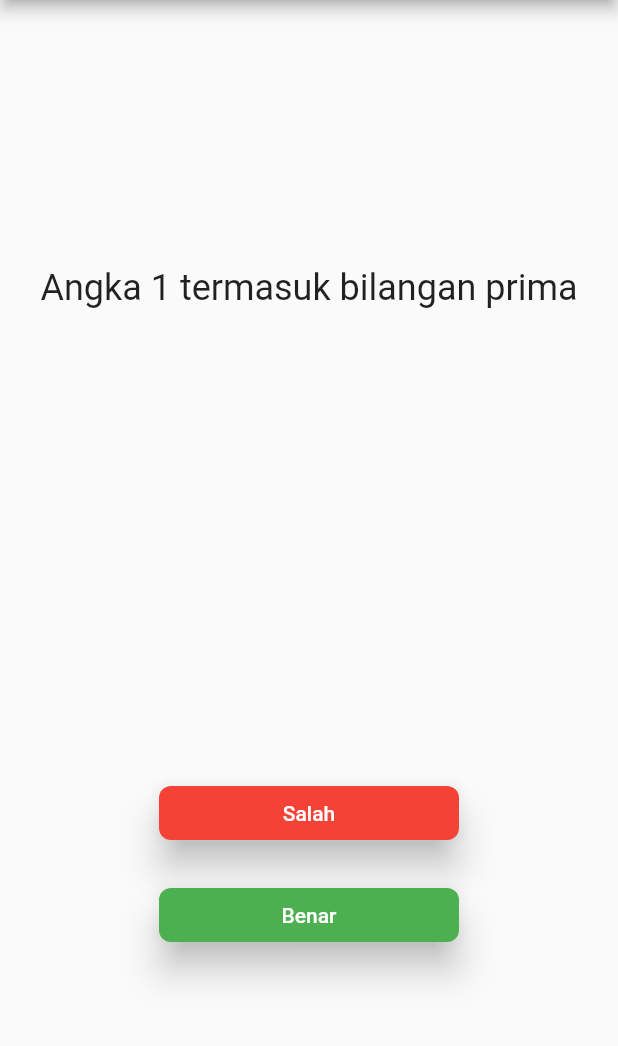
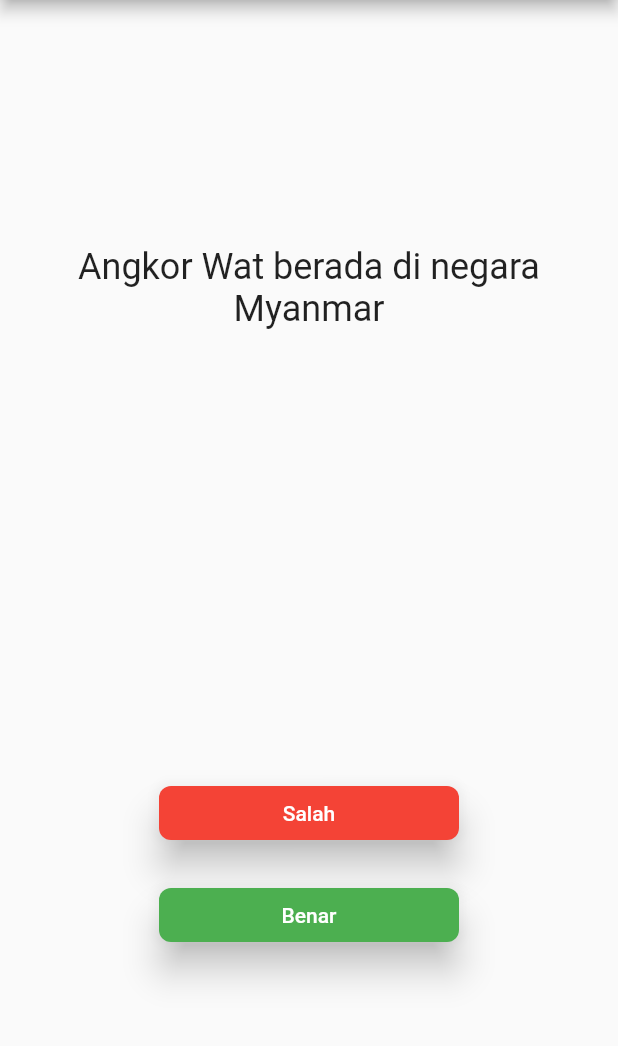
Before and after one commit to syaiful919/flutter-benar_salah, a Flutter app: the QuizPage screen opened directly, on a phone screen of 412 x 824 dp, the part 84-1130 px from its top. Run offline on Flutter 3.47's test engine with Material 2 defaults, Android fonts, the phone set to English and light mode, and no system bars.

Commit message:
update logic at QuizBody

```diff
--- a/lib/ui/pages/quiz/widget/quiz_body.dart
+++ b/lib/ui/pages/quiz/widget/quiz_body.dart
@@ -1,5 +1,6 @@
-import 'package:benar_salah/core/model/quiz.dart';
 import 'package:benar_salah/ui/pages/quiz_result/quiz_result_page.dart';
+import 'package:benar_salah/ui/state/quiz_state_scope.dart';
+import 'package:benar_salah/ui/state/quiz_state_widget.dart';
 import 'package:flutter/material.dart';
 import 'package:benar_salah/ui/widget/base_button.dart';
 
@@ -7,9 +8,12 @@ class QuizBody extends StatelessWidget {
   const QuizBody({Key? key}) : super(key: key);
 
   void _selectAnswer(BuildContext context, bool isCorrect) {
-    // TODO: add action
+    QuizStateWidget.of(context).selectAnswer(isCorrect);
 
-    _goToResultPage(context);
+    final index = QuizStateScope.of(context).currentIndex;
+    final total = QuizStateScope.of(context).selectedQuiz.length;
+
+    if (index == total - 1) _goToResultPage(context);
   }
 
   void _goToResultPage(BuildContext context) {
@@ -20,12 +24,8 @@ class QuizBody extends StatelessWidget {
 
   @override
   Widget build(BuildContext context) {
-    // TODO: dummy data, update later
-    const quiz = Quiz(
-      id: 1,
-      question: "Angka 1 termasuk bilangan prima",
-      isTrue: false,
-    );
+    final index = QuizStateScope.of(context).currentIndex;
+    final quiz = QuizStateScope.of(context).selectedQuiz[index];
 
     return SizedBox(
       width: MediaQuery.of(context).size.width,
```
